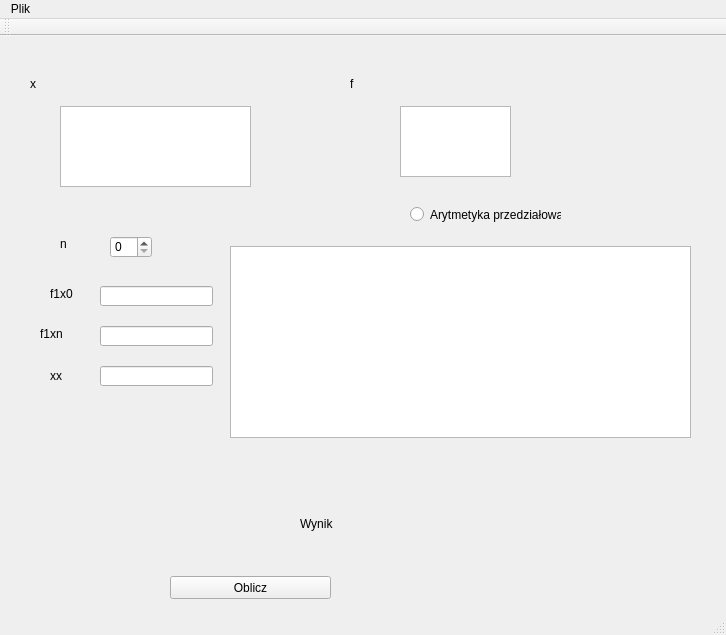
Piotrek199612/EAN, file Interpolacja_Funkcjami_Sklejanymi/mainwindow.ui: the form before one commit.
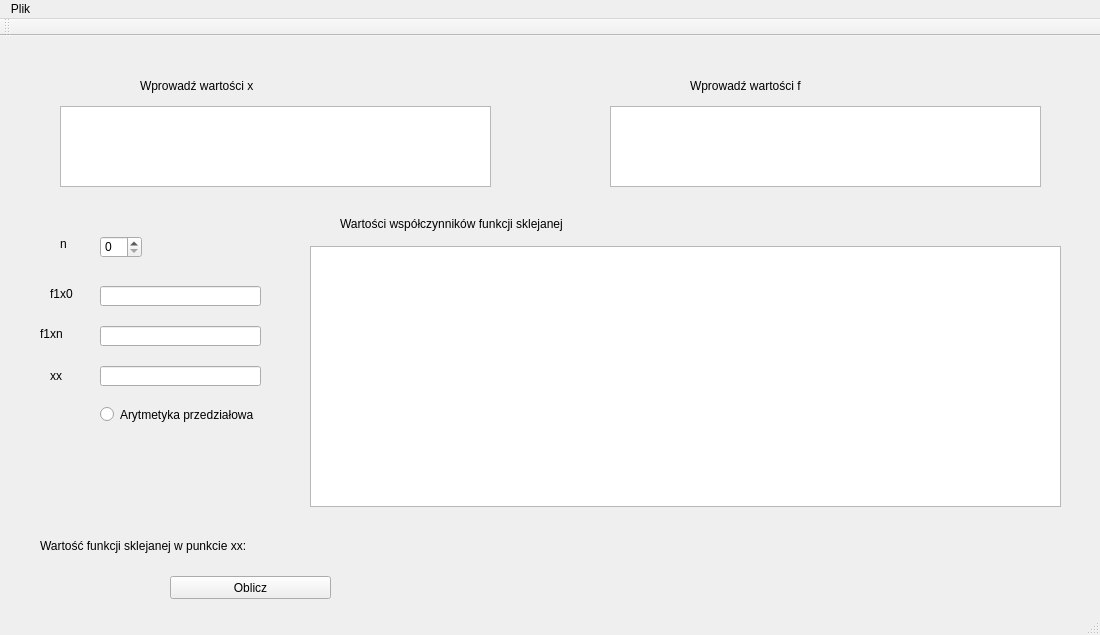
The form after the commit.

Commit message: Added QTableGrid to print results.

```diff
--- a/Interpolacja_Funkcjami_Sklejanymi/mainwindow.ui
+++ b/Interpolacja_Funkcjami_Sklejanymi/mainwindow.ui
@@ -6,19 +6,19 @@
    <rect>
     <x>0</x>
     <y>0</y>
-    <width>726</width>
+    <width>1100</width>
     <height>635</height>
    </rect>
   </property>
   <property name="minimumSize">
    <size>
-    <width>726</width>
+    <width>1100</width>
     <height>635</height>
    </size>
   </property>
   <property name="maximumSize">
    <size>
-    <width>726</width>
+    <width>1100</width>
     <height>635</height>
    </size>
   </property>
@@ -44,7 +44,7 @@
      <rect>
       <x>100</x>
       <y>250</y>
-      <width>113</width>
+      <width>161</width>
       <height>20</height>
      </rect>
     </property>
@@ -54,7 +54,7 @@
      <rect>
       <x>100</x>
       <y>290</y>
-      <width>113</width>
+      <width>161</width>
       <height>20</height>
      </rect>
     </property>
@@ -64,7 +64,7 @@
      <rect>
       <x>100</x>
       <y>330</y>
-      <width>113</width>
+      <width>161</width>
       <height>20</height>
      </rect>
     </property>
@@ -72,29 +72,19 @@
    <widget class="QSpinBox" name="n_edit">
     <property name="geometry">
      <rect>
-      <x>110</x>
+      <x>100</x>
       <y>200</y>
       <width>42</width>
       <height>22</height>
      </rect>
     </property>
    </widget>
-   <widget class="QListWidget" name="listWidget">
-    <property name="geometry">
-     <rect>
-      <x>230</x>
-      <y>210</y>
-      <width>461</width>
-      <height>192</height>
-     </rect>
-    </property>
-   </widget>
    <widget class="QTextEdit" name="x_edit">
     <property name="geometry">
      <rect>
       <x>60</x>
       <y>70</y>
-      <width>191</width>
+      <width>431</width>
       <height>81</height>
      </rect>
     </property>
@@ -102,18 +92,18 @@
    <widget class="QTextEdit" name="f_edit">
     <property name="geometry">
      <rect>
-      <x>400</x>
+      <x>610</x>
       <y>70</y>
-      <width>111</width>
-      <height>71</height>
+      <width>431</width>
+      <height>81</height>
      </rect>
     </property>
    </widget>
    <widget class="QLabel" name="wynik_label">
     <property name="geometry">
      <rect>
-      <x>160</x>
-      <y>430</y>
+      <x>270</x>
+      <y>500</y>
       <width>641</width>
       <height>20</height>
      </rect>
@@ -125,14 +115,14 @@
    <widget class="QLabel" name="wynik_label_tekst">
     <property name="geometry">
      <rect>
-      <x>300</x>
-      <y>480</y>
-      <width>241</width>
-      <height>16</height>
+      <x>40</x>
+      <y>500</y>
+      <width>231</width>
+      <height>20</height>
      </rect>
     </property>
     <property name="text">
-     <string>Wynik</string>
+     <string>Wartość funkcji sklejanej w punkcie xx:</string>
     </property>
    </widget>
    <widget class="QLabel" name="n_label">
@@ -190,35 +180,35 @@
    <widget class="QLabel" name="x_label">
     <property name="geometry">
      <rect>
-      <x>30</x>
+      <x>140</x>
       <y>40</y>
-      <width>281</width>
-      <height>16</height>
+      <width>151</width>
+      <height>20</height>
      </rect>
     </property>
     <property name="text">
-     <string>x</string>
+     <string>Wprowadź wartości x</string>
     </property>
    </widget>
    <widget class="QLabel" name="f_label">
     <property name="geometry">
      <rect>
-      <x>350</x>
+      <x>690</x>
       <y>40</y>
-      <width>361</width>
-      <height>16</height>
+      <width>141</width>
+      <height>20</height>
      </rect>
     </property>
     <property name="text">
-     <string>f</string>
+     <string>Wprowadź wartości f</string>
     </property>
    </widget>
    <widget class="QRadioButton" name="arytmetyka_radioButton">
     <property name="geometry">
      <rect>
-      <x>410</x>
-      <y>170</y>
-      <width>151</width>
+      <x>100</x>
+      <y>370</y>
+      <width>181</width>
       <height>17</height>
      </rect>
     </property>
@@ -226,14 +216,76 @@
      <string>Arytmetyka przedziałowa</string>
     </property>
    </widget>
+   <widget class="QTableWidget" name="tableWidget">
+    <property name="geometry">
+     <rect>
+      <x>310</x>
+      <y>210</y>
+      <width>751</width>
+      <height>261</height>
+     </rect>
+    </property>
+    <property name="frameShape">
+     <enum>QFrame::StyledPanel</enum>
+    </property>
+    <property name="lineWidth">
+     <number>50</number>
+    </property>
+    <property name="midLineWidth">
+     <number>33</number>
+    </property>
+    <property name="editTriggers">
+     <set>QAbstractItemView::NoEditTriggers</set>
+    </property>
+    <property name="tabKeyNavigation">
+     <bool>false</bool>
+    </property>
+    <property name="showDropIndicator" stdset="0">
+     <bool>false</bool>
+    </property>
+    <property name="dragEnabled">
+     <bool>false</bool>
+    </property>
+    <property name="dragDropOverwriteMode">
+     <bool>false</bool>
+    </property>
+    <property name="verticalScrollMode">
+     <enum>QAbstractItemView::ScrollPerPixel</enum>
+    </property>
+    <property name="horizontalScrollMode">
+     <enum>QAbstractItemView::ScrollPerPixel</enum>
+    </property>
+    <property name="gridStyle">
+     <enum>Qt::SolidLine</enum>
+    </property>
+    <attribute name="horizontalHeaderVisible">
+     <bool>false</bool>
+    </attribute>
+    <attribute name="verticalHeaderVisible">
+     <bool>false</bool>
+    </attribute>
+   </widget>
+   <widget class="QLabel" name="label">
+    <property name="geometry">
+     <rect>
+      <x>340</x>
+      <y>180</y>
+      <width>361</width>
+      <height>16</height>
+     </rect>
+    </property>
+    <property name="text">
+     <string>Wartości współczynników funkcji sklejanej</string>
+    </property>
+   </widget>
   </widget>
   <widget class="QMenuBar" name="menuBar">
    <property name="geometry">
     <rect>
      <x>0</x>
      <y>0</y>
-     <width>726</width>
-     <height>21</height>
+     <width>1100</width>
+     <height>25</height>
     </rect>
    </property>
    <widget class="QMenu" name="menuPlik">
```
The commit also changes 5 other files.
